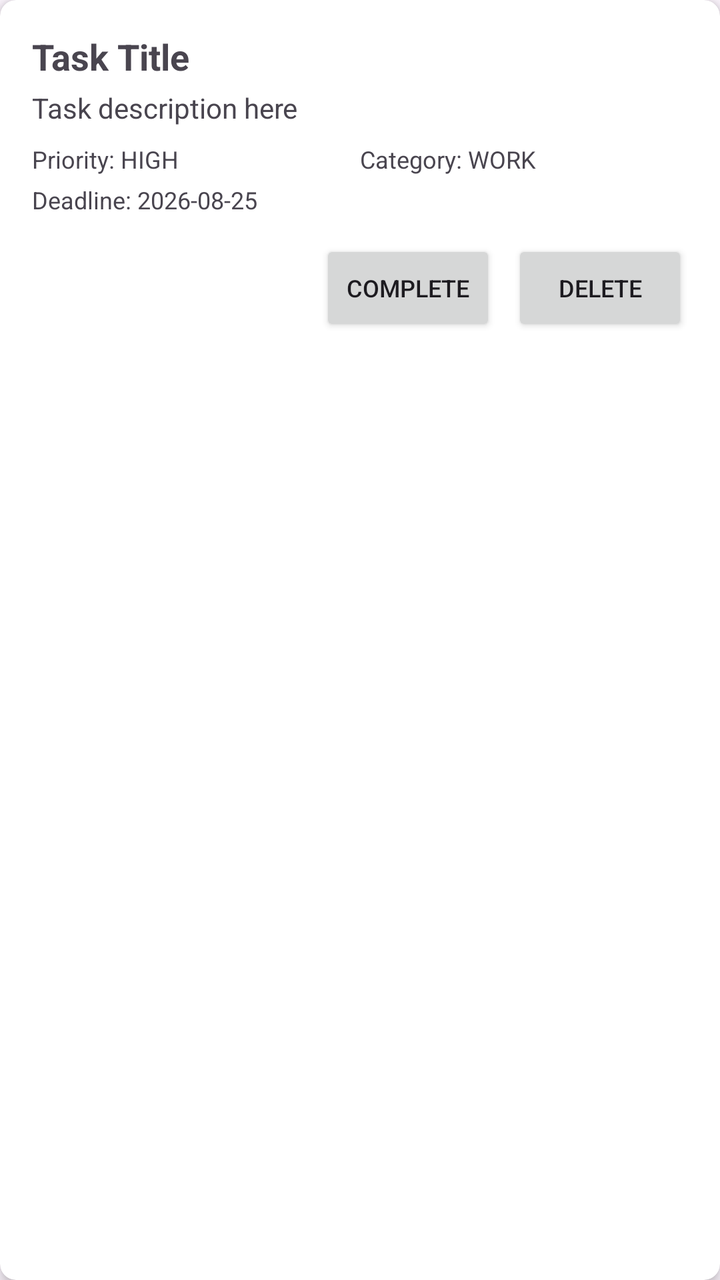
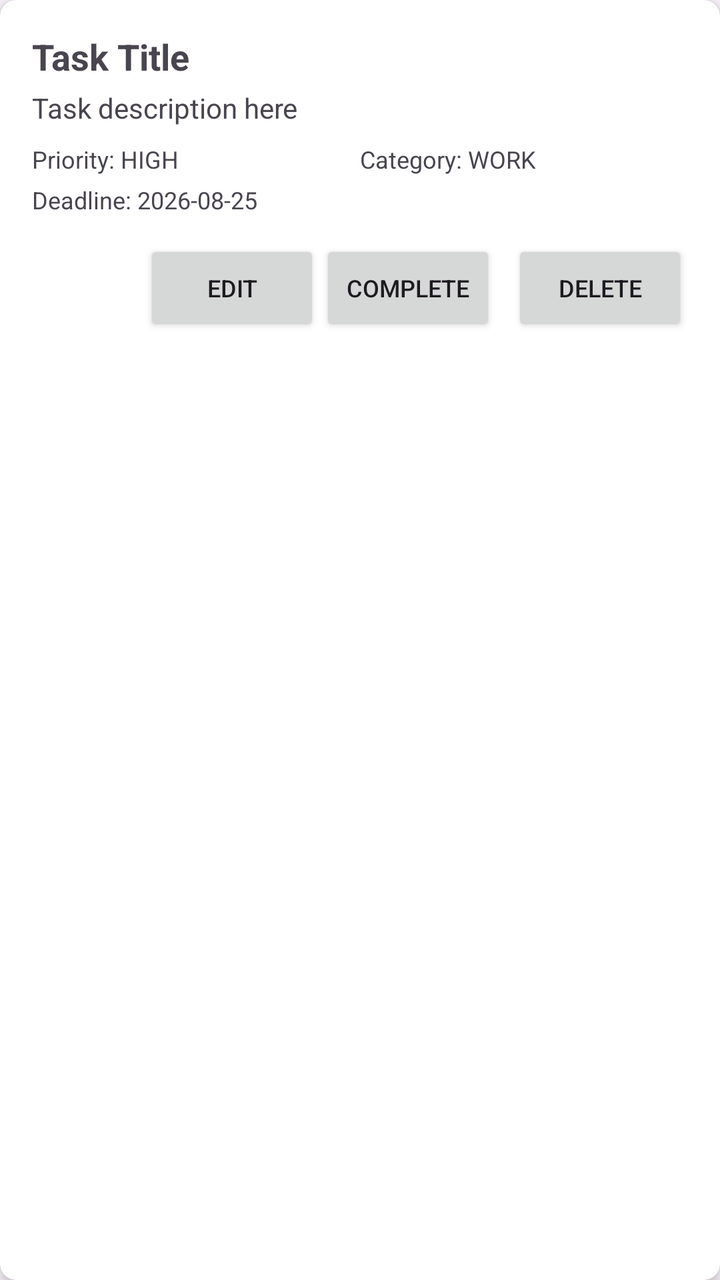

Screens rendered from an Android XML layout before and after an edit, with the pre-edit source and the edit as a unified diff.
<!-- AndroidManifest.xml: application theme Theme.TaskManager -->
<!-- res/layout/item_task.xml -->
<?xml version="1.0" encoding="utf-8"?>
<androidx.cardview.widget.CardView xmlns:android="http://schemas.android.com/apk/res/android"
    android:layout_width="match_parent"
    android:layout_height="wrap_content"
    xmlns:app="http://schemas.android.com/apk/res-auto"
    android:layout_margin="8dp"
    app:cardCornerRadius="8dp"
    app:cardElevation="4dp">

    <LinearLayout
        android:layout_width="match_parent"
        android:layout_height="wrap_content"
        android:orientation="vertical"
        android:padding="16dp">

        <TextView
            android:id="@+id/tvTaskTitle"
            android:layout_width="match_parent"
            android:layout_height="wrap_content"
            android:textSize="18sp"
            android:textStyle="bold"
            android:text="Task Title" />

        <TextView
            android:id="@+id/tvTaskDescription"
            android:layout_width="match_parent"
            android:layout_height="wrap_content"
            android:textSize="14sp"
            android:layout_marginTop="4dp"
            android:text="Task description here" />

        <LinearLayout
            android:layout_width="match_parent"
            android:layout_height="wrap_content"
            android:orientation="horizontal"
            android:layout_marginTop="8dp">

            <TextView
                android:id="@+id/tvPriority"
                android:layout_width="0dp"
                android:layout_height="wrap_content"
                android:layout_weight="1"
                android:text="Priority: HIGH"
                android:textSize="12sp" />

            <TextView
                android:id="@+id/tvCategory"
                android:layout_width="0dp"
                android:layout_height="wrap_content"
                android:layout_weight="1"
                android:text="Category: WORK"
                android:textSize="12sp" />

        </LinearLayout>

        <TextView
            android:id="@+id/tvDeadline"
            android:layout_width="match_parent"
            android:layout_height="wrap_content"
            android:textSize="12sp"
            android:layout_marginTop="4dp"
            android:text="Deadline: 2026-08-25" />

        <LinearLayout
            android:layout_width="match_parent"
            android:layout_height="wrap_content"
            android:orientation="horizontal"
            android:layout_marginTop="12dp"
            android:gravity="end">

            <Button
                android:id="@+id/btnComplete"
                android:layout_width="wrap_content"
                android:layout_height="wrap_content"
                android:text="Complete"
                android:textSize="12sp" />

            <Button
                android:id="@+id/btnDelete"
                android:layout_width="wrap_content"
                android:layout_height="wrap_content"
                android:layout_marginStart="8dp"
                android:text="Delete"
                android:textSize="12sp" />

        </LinearLayout>

    </LinearLayout>

</androidx.cardview.widget.CardView>
<!-- resources referenced by this layout -->
<resources>
  <style name="Theme.TaskManager" parent="Base.Theme.TaskManager" />
  <style name="Base.Theme.TaskManager" parent="Theme.Material3.DayNight.NoActionBar">
          
          
      </style>
</resources>

<!-- the commit's change to res/layout/item_task.xml (unified diff, before → after) -->
@@ -69,6 +69,13 @@
             android:gravity="end">
 
             <Button
+                android:id="@+id/btnEdit"
+                android:layout_width="wrap_content"
+                android:layout_height="wrap_content"
+                android:text="Edit"
+                android:textSize="12sp" />
+
+            <Button
                 android:id="@+id/btnComplete"
                 android:layout_width="wrap_content"
                 android:layout_height="wrap_content"
